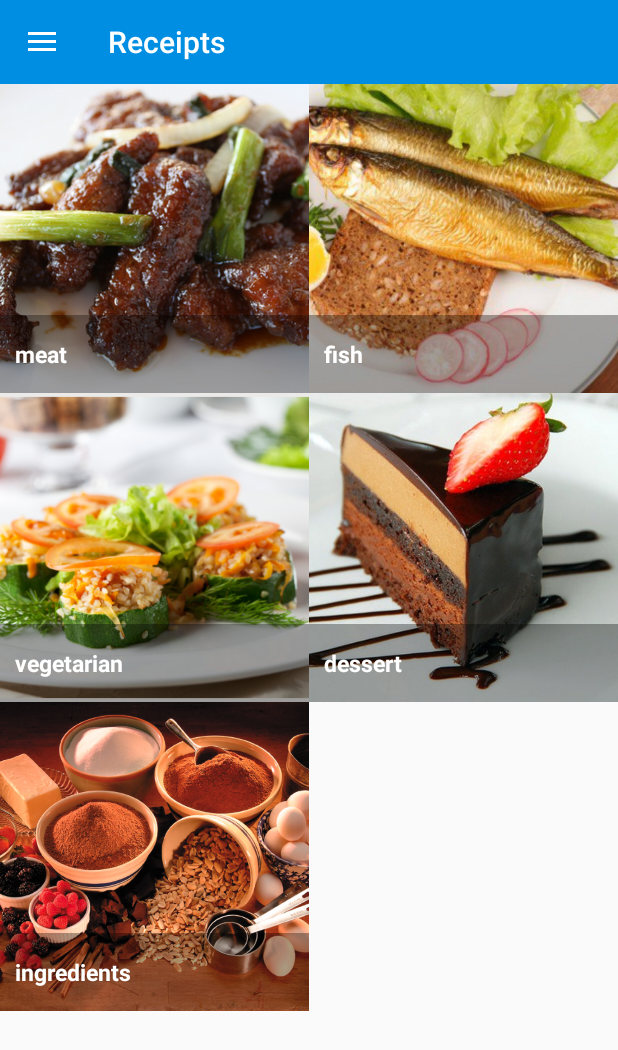
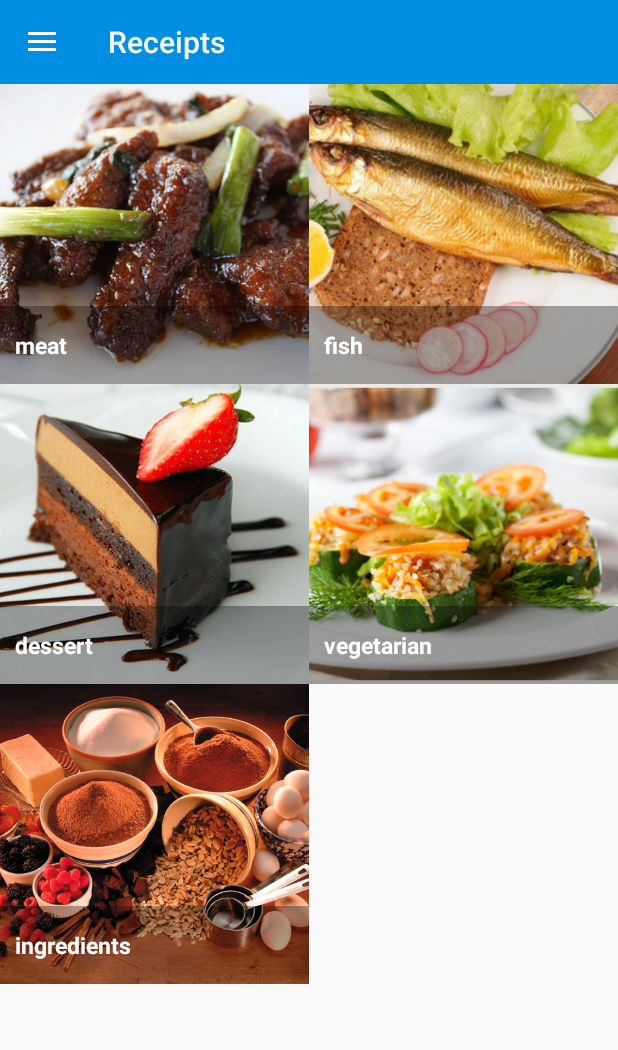
Before and after one commit to shaftwin/BonAp, an Android app: the screen it shows after launch (CategoriesActivity), after a tap on "LOGIN", on a phone screen of 412 x 824 dp. Shown: the top 1050 px of the screen. Run offline under Robolectric (Android 15) with nearby library versions, the phone set to English and light mode, and no system bars; our stand-ins replace Picasso.

```diff
--- a/app/build.gradle
+++ b/app/build.gradle
@@ -25,4 +25,6 @@ dependencies {
     compile 'com.android.support:recyclerview-v7:21.0.3'
     compile 'com.android.support:cardview-v7:21.0.3'
     compile 'com.squareup.picasso:picasso:2.5.0'
+    //Observable for scrollview
+    compile 'com.github.ksoichiro:android-observablescrollview:1.5.0'
 }
--- a/app/src/main/AndroidManifest.xml
+++ b/app/src/main/AndroidManifest.xml
@@ -23,6 +23,7 @@
         <activity android:name=".SettingsActivity"/>
         <activity android:name=".CategoriesActivity"/>
         <activity android:name=".ProfilActivity"/>
+        <activity android:name=".ListIngredientsActivity"/>
     </application>
 
 </manifest>
--- a/app/src/main/java/com/example/shaft/bonap/BaseActivity.java
+++ b/app/src/main/java/com/example/shaft/bonap/BaseActivity.java
@@ -11,6 +11,7 @@ import android.support.v7.app.ActionBarDrawerToggle;
 import android.support.v7.widget.LinearLayoutManager;
 import android.support.v7.widget.RecyclerView;
 import android.support.v7.widget.Toolbar;
+import android.util.Log;
 import android.view.Gravity;
 import android.widget.ImageView;
 
--- a/app/src/main/java/com/example/shaft/bonap/CategoriesActivity.java
+++ b/app/src/main/java/com/example/shaft/bonap/CategoriesActivity.java
@@ -8,6 +8,9 @@ import android.widget.GridView;
 import android.widget.TextView;
 import android.widget.Toast;
 
+import java.util.ArrayList;
+import java.util.List;
+
 /**
  * Created by Shaft on 03/03/2015.
  */
@@ -15,9 +18,9 @@ public class CategoriesActivity extends BaseActivity {
 
     private int CATEGORY_ID = 1;
 
-    static final String[] CATEGORIES = new String[]{
-            "meat", "fish", "vegetarian", "dessert", "ingredients"};
+    private GridViewAdapter mEventsGridAdapter;
     private GridView gridView;
+    private List<Category> categories = new ArrayList<>();
 
     @Override
     protected void onCreate(Bundle savedInstanceState) {
@@ -27,23 +30,35 @@ public class CategoriesActivity extends BaseActivity {
         getActionBarToolbar().setTitle(R.string.title_activity_receipts);
         setSupportActionBar(getActionBarToolbar());
 
+        Category meat = new Category();
+        meat.title = "meat";
+        meat.categoryPic = R.drawable.meat;
+
+        Category fish = new Category();
+        fish.title = "fish";
+        fish.categoryPic = R.drawable.fish;
+
+        Category dessert = new Category();
+        dessert.title = "dessert";
+        dessert.categoryPic = R.drawable.dessert;
+
+        Category vegetarian = new Category();
+        vegetarian.title = "vegetarian";
+        vegetarian.categoryPic = R.drawable.vegetarian;
+
+        Category ingredients = new Category();
+        ingredients.title = "ingredients";
+        ingredients.categoryPic = R.drawable.ingredients;
+
+        categories.add(meat);
+        categories.add(fish);
+        categories.add(dessert);
+        categories.add(vegetarian);
+        categories.add(ingredients);
+
         gridView = (GridView) findViewById(R.id.gridview);
-        int iDisplayWidth = getResources().getDisplayMetrics().widthPixels ;
+        gridView.setAdapter(new GridViewAdapter(this, categories));
 
-        int iImageWidth = iDisplayWidth
-                / 2;
-        gridView.setColumnWidth( iImageWidth );
-        gridView.setAdapter(new ImageAdapter(this, CATEGORIES));
-        gridView.setStretchMode(GridView.STRETCH_SPACING_UNIFORM);
-
-        gridView.setOnItemClickListener(new AdapterView.OnItemClickListener() {
-            public void onItemClick(AdapterView<?> parent, View v,
-                                    int position, long id) {
-                Intent intent = new Intent(getApplicationContext(), ReceiptsActivity.class);
-                intent.putExtra("type", CATEGORIES[position]);
-                startActivity(intent);
-            }
-        });
     }
 
     protected int getSelfNavDrawerItem() {
--- /dev/null
+++ b/app/src/main/java/com/example/shaft/bonap/Category.java
@@ -0,0 +1,9 @@
+package com.example.shaft.bonap;
+
+/**
+ * Created by Shaft on 05/03/2015.
+ */
+public class Category {
+    public String title;
+    public int categoryPic;
+}
--- /dev/null
+++ b/app/src/main/java/com/example/shaft/bonap/GridViewAdapter.java
@@ -0,0 +1,83 @@
+package com.example.shaft.bonap;
+
+import android.content.Context;
+import android.content.Intent;
+import android.graphics.Color;
+import android.view.LayoutInflater;
+import android.view.View;
+import android.view.ViewGroup;
+import android.widget.BaseAdapter;
+import android.widget.ImageView;
+import android.widget.TextView;
+
+import com.squareup.picasso.Picasso;
+
+import java.util.List;
+
+/**
+ * Created by Shaft on 05/03/2015.
+ */
+public class GridViewAdapter extends BaseAdapter {
+
+    private final Context mContext;
+    private final LayoutInflater inflater;
+
+    private List<Category> categories;
+
+    public GridViewAdapter(Context context, List<Category> categories) {
+        this.mContext = context;
+        this.inflater = LayoutInflater.from(context);
+        this.categories = categories;
+    }
+
+    @Override
+    public int getCount() {
+        return categories.size();
+    }
+
+    @Override
+    public Object getItem(int position) {
+        return categories.get(position);
+    }
+
+    @Override
+    public long getItemId(int position) {
+        return 0;
+    }
+
+    @Override
+    public View getView(int position, View convertView, ViewGroup parent) {
+        final Category category = (Category) getItem(position);
+        final View view;
+
+        if (convertView == null) {
+            view = inflater.inflate(R.layout.category_block, parent, false);
+            view.setTag(R.id.item_image, view.findViewById(R.id.item_image));
+            view.setTag(R.id.grid_item_label, view.findViewById(R.id.grid_item_label));
+            view.setOnClickListener(new View.OnClickListener() {
+                @Override
+                public void onClick(View v) {
+                        Intent intent = new Intent(mContext, ReceiptsActivity.class);
+                        intent.putExtra("type", category.title);
+                        mContext.startActivity(intent);
+                }
+            });
+        } else {
+            view = convertView;
+        }
+
+        TextView title = (TextView) view.getTag(R.id.grid_item_label);
+        ImageView picture = (ImageView) view.getTag(R.id.item_image);
+
+        Picasso.with(mContext).load(category.categoryPic)
+                .placeholder(R.drawable.placeholders)
+                .error(R.drawable.placeholders)
+                .fit()
+                .centerCrop()
+                .into(picture);
+        title.setText(category.title);
+
+        return view;
+    }
+
+}
--- a/app/src/main/java/com/example/shaft/bonap/ImageAdapter.java
+++ /dev/null
@@ -1,97 +0,0 @@
-package com.example.shaft.bonap;
-
-import android.content.Context;
-import android.util.Log;
-import android.view.LayoutInflater;
-import android.view.View;
-import android.view.ViewGroup;
-import android.widget.BaseAdapter;
-import android.widget.ImageView;
-import android.widget.TextView;
-
-import com.squareup.picasso.Picasso;
-
-/**
- * Created by Shaft on 03/03/2015.
- */
-public class ImageAdapter extends BaseAdapter {
-    private Context context;
-    private final String[] mobileValues;
-    LayoutInflater inflater;
-    private final LayoutInflater mInflater;
-
-    public ImageAdapter(Context context, String[] mobileValues) {
-        this.context = context;
-        this.mobileValues = mobileValues;
-        inflater = (LayoutInflater) context
-                .getSystemService(Context.LAYOUT_INFLATER_SERVICE);
-        mInflater = LayoutInflater.from(context);
-    }
-
-    public View getView(int position, View convertView, ViewGroup parent) {
-
-        View gridView;
-
-        if (convertView == null) {
-
-
-            gridView = inflater.inflate(R.layout.category_block, null);
-            ImageView imageView = (ImageView) gridView
-                    .findViewById(R.id.grid_item_image);
-
-            // set value into textview
-            TextView textView = (TextView) gridView
-                    .findViewById(R.id.grid_item_label);
-            textView.setText(mobileValues[position]);
-
-            String mobile = mobileValues[position];
-
-            if (mobile.equals("meat")) {
-                Picasso.with(context).load(R.drawable.meat)
-                        .fit()
-                        .centerCrop()
-                        .into(imageView);
-            } else if (mobile.equals("fish")) {
-                Picasso.with(context).load(R.drawable.fish)
-                        .fit()
-                        .centerCrop()
-                        .into(imageView);
-            } else if (mobile.equals("vegetarian")) {
-                Picasso.with(context).load(R.drawable.vegetarian)
-                        .fit()
-                        .centerCrop()
-                        .into(imageView);
-            } else if (mobile.equals("dessert")){
-                Picasso.with(context).load(R.drawable.dessert)
-                        .fit()
-                        .centerCrop()
-                        .into(imageView);
-            } else {
-                Picasso.with(context).load(R.drawable.ingredients)
-                        .fit()
-                        .centerCrop()
-                        .into(imageView);
-            }
-
-        } else {
-            gridView = convertView;
-        }
-
-        return gridView;
-    }
-
-    @Override
-    public int getCount() {
-        return mobileValues.length;
-    }
-
-    @Override
-    public Object getItem(int position) {
-        return null;
-    }
-
-    @Override
-    public long getItemId(int position) {
-        return 0;
-    }
-}
--- a/app/src/main/java/com/example/shaft/bonap/ReceiptsAdapter.java
+++ b/app/src/main/java/com/example/shaft/bonap/ReceiptsAdapter.java
@@ -14,11 +14,11 @@ import java.util.List;
  * Created by Shaft on 03/03/2015.
  */
 public class ReceiptsAdapter extends RecyclerView.Adapter<ReceiptsAdapter.MyViewHolder> {
-    private List<Receipts> events;
+    private List<Recipe> events;
     private LayoutInflater inflater;
     private ClickListener clickListener;
 
-    public ReceiptsAdapter(Context context, List<Receipts> events) {
+    public ReceiptsAdapter(Context context, List<Recipe> events) {
         inflater = LayoutInflater.from(context);
         this.events = events;
     }
--- a/app/src/main/java/com/example/shaft/bonap/Receipts.java
+++ b/app/src/main/java/com/example/shaft/bonap/Recipe.java
@@ -7,9 +7,10 @@ import java.io.Serializable;
 /**
  * Created by Shaft on 03/03/2015.
  */
-public class Receipts implements Serializable{
+public class Recipe implements Serializable{
+    public String type;
     public String title;
     public String description;
+    public String ingredients;
     public int recipePic;
-
 }
--- /dev/null
+++ b/app/src/main/res/drawable/placeholders.xml
@@ -0,0 +1,4 @@
+<?xml version="1.0" encoding="utf-8"?>
+<shape xmlns:android="http://schemas.android.com/apk/res/android">
+    <solid android:color="#ffffffff" />
+</shape>
--- a/app/src/main/res/layout/category_block.xml
+++ b/app/src/main/res/layout/category_block.xml
@@ -2,13 +2,20 @@
 <FrameLayout xmlns:android="http://schemas.android.com/apk/res/android"
     android:layout_width="match_parent"
     android:layout_height="match_parent">
-
+<!--
     <com.example.shaft.bonap.SquareImageView
         android:id="@+id/grid_item_image"
         android:layout_width="match_parent"
         android:layout_height="match_parent"
         android:scaleType="centerCrop"
-        android:src="@drawable/df" />
+        android:src="@drawable/df" /> -->
+
+    <ImageView
+        android:id="@+id/item_image"
+        android:layout_width="match_parent"
+        android:layout_height="@dimen/item_image_height"
+        android:scaleType="centerCrop"
+        android:contentDescription="@string/grid_image_desc" />
 
     <TextView
         android:id="@+id/grid_item_label"
--- a/app/src/main/res/values/dimens.xml
+++ b/app/src/main/res/values/dimens.xml
@@ -8,4 +8,5 @@
     <dimen name="keyline_1">16dp</dimen>
     <dimen name="small_magin">2dp</dimen>
     <dimen name="pic_title_size">120dp</dimen>
+    <dimen name="item_image_height">200dp</dimen>
 </resources>
--- a/app/src/main/res/values/strings.xml
+++ b/app/src/main/res/values/strings.xml
@@ -31,5 +31,8 @@
     <string name="title_activity_categories">Categories</string>
     <string name="profile_account_icon">Icon Account</string>
     <string name="profile_image_desc">Profil Pic</string>
+    <string name="grid_image_desc">Item Image</string>
+    <string name="list_ingredients">Ingredients List</string>
+    <string name="title_activity_list_ingredients">List Ingredients</string>
 
 </resources>
```
Also changed, not shown: app/src/main/java/com/example/shaft/bonap/ListIngredientsActivity.java (added, +24 -0 lines), app/src/main/java/com/example/shaft/bonap/ReceiptsActivity.java (+81 -60 lines), app/src/main/java/com/example/shaft/bonap/ReceiptsItemActivity.java (+15 -5 lines), app/src/main/res/layout/activity_list_ingredients.xml (added, +13 -0 lines), app/src/main/res/layout/activity_recipe_item.xml (+9 -3 lines), 1 other file.
